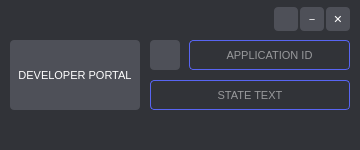
First picture: the form in assets/ui/main.ui, repository Enseheim/Custom-Discord-RPC, before the edit.
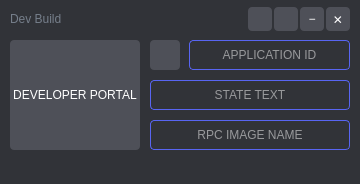
Second picture: the form after the edit.

```diff
--- a/assets/ui/main.ui
+++ b/assets/ui/main.ui
@@ -13,19 +13,19 @@
     <x>0</x>
     <y>0</y>
     <width>360</width>
-    <height>150</height>
+    <height>184</height>
    </rect>
   </property>
   <property name="minimumSize">
    <size>
     <width>360</width>
-    <height>150</height>
+    <height>184</height>
    </size>
   </property>
   <property name="maximumSize">
    <size>
     <width>360</width>
-    <height>150</height>
+    <height>184</height>
    </size>
   </property>
   <property name="font">
@@ -53,6 +53,23 @@
   <property name="autoFillBackground">
    <bool>false</bool>
   </property>
+  <property name="styleSheet">
+   <string notr="true">QMenu {
+    background-color: #111214;
+	color: #9ca1a7;
+	padding: 5px 5px;
+	border: 1px solid #111214;
+    border-radius: 4px;
+}
+
+QMenu::item:selected {
+	background-color: #505cdc;
+	color: white;
+	padding: 5px 5px;
+	border: 1px solid #505cdc;
+    border-radius: 4px;
+}</string>
+  </property>
   <property name="windowFilePath">
    <string/>
   </property>
@@ -66,12 +83,23 @@
    <enum>QTabWidget::Rounded</enum>
   </property>
   <widget class="QWidget" name="centralwidget">
+   <property name="maximumSize">
+    <size>
+     <width>16777215</width>
+     <height>16777215</height>
+    </size>
+   </property>
    <property name="styleSheet">
     <string notr="true">QWidget {
 	background-color: #313338;
 }
 
 
+QLabel {
+	color: #757e8a;
+}
+
+
 QLineEdit {
 	color: white;
 	border-radius: 4px;
@@ -96,6 +124,24 @@
 
 QPushButton:hover {
 	background: #6d6f78;
+}
+
+
+QMenu {
+    background-color: #111214;
+	color: #9ca1a7;
+	padding: 5px 5px;
+	border: 1px solid #111214;
+    border-radius: 4px;
+}
+
+
+QMenu::item:selected {
+	background-color: #505cdc;
+	color: white;
+	padding: 5px 5px;
+	border: 1px solid #505cdc;
+    border-radius: 4px;
 }</string>
    </property>
    <widget class="QLineEdit" name="line_id">
@@ -139,7 +185,7 @@
       <x>10</x>
       <y>40</y>
       <width>130</width>
-      <height>70</height>
+      <height>110</height>
      </rect>
     </property>
     <property name="text">
@@ -198,6 +244,48 @@
      <string/>
     </property>
    </widget>
+   <widget class="QLineEdit" name="icon_name_line">
+    <property name="geometry">
+     <rect>
+      <x>150</x>
+      <y>120</y>
+      <width>200</width>
+      <height>30</height>
+     </rect>
+    </property>
+    <property name="alignment">
+     <set>Qt::AlignCenter</set>
+    </property>
+    <property name="placeholderText">
+     <string>RPC IMAGE NAME</string>
+    </property>
+   </widget>
+   <widget class="QPushButton" name="githubbtn">
+    <property name="geometry">
+     <rect>
+      <x>248</x>
+      <y>7</y>
+      <width>24</width>
+      <height>24</height>
+     </rect>
+    </property>
+    <property name="text">
+     <string/>
+    </property>
+   </widget>
+   <widget class="QLabel" name="build_ver">
+    <property name="geometry">
+     <rect>
+      <x>10</x>
+      <y>7</y>
+      <width>230</width>
+      <height>24</height>
+     </rect>
+    </property>
+    <property name="text">
+     <string>Dev Build</string>
+    </property>
+   </widget>
   </widget>
  </widget>
  <resources/>
```
